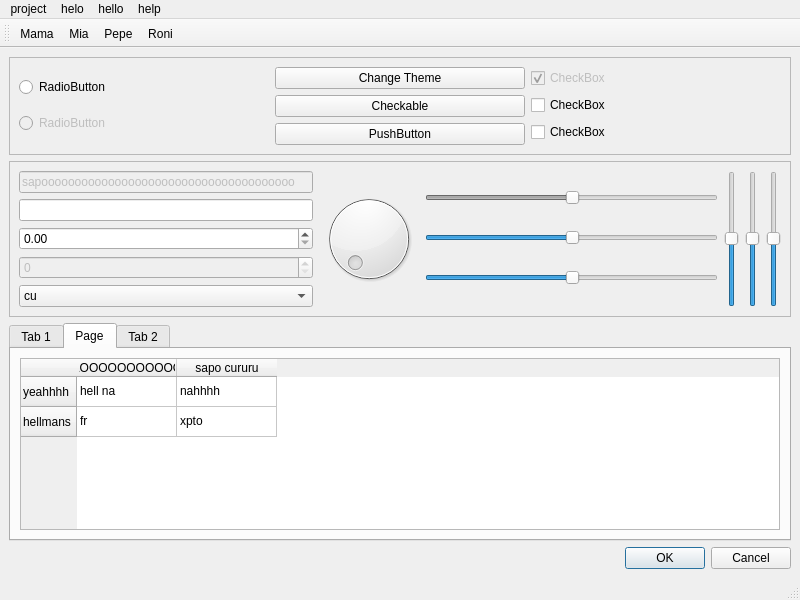
Old version of the form molde/stylesheets/mainwindow.ui in the repository andrefpf/molde.
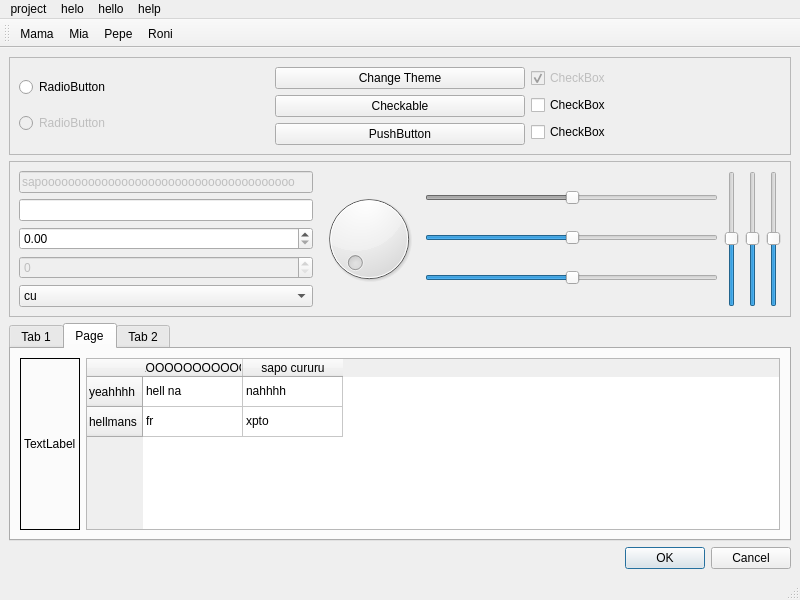
New version of the form. Icons and pictures are not drawn. Custom widgets are drawn as their Qt base class.

```diff
--- a/molde/stylesheets/mainwindow.ui
+++ b/molde/stylesheets/mainwindow.ui
@@ -314,6 +314,16 @@
         <string>Page</string>
        </attribute>
        <layout class="QHBoxLayout" name="horizontalLayout_6">
+        <item>
+         <widget class="QLabel" name="label">
+          <property name="frameShape">
+           <enum>QFrame::Box</enum>
+          </property>
+          <property name="text">
+           <string>TextLabel</string>
+          </property>
+         </widget>
+        </item>
         <item>
          <widget class="QTableWidget" name="tableWidget">
           <property name="frameShape">
```
